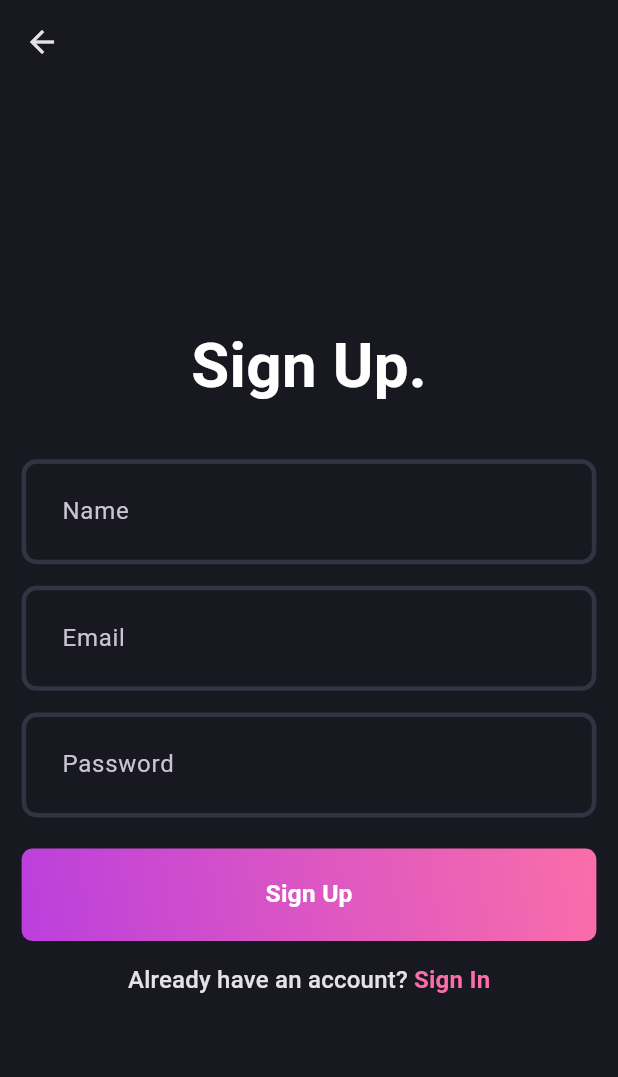
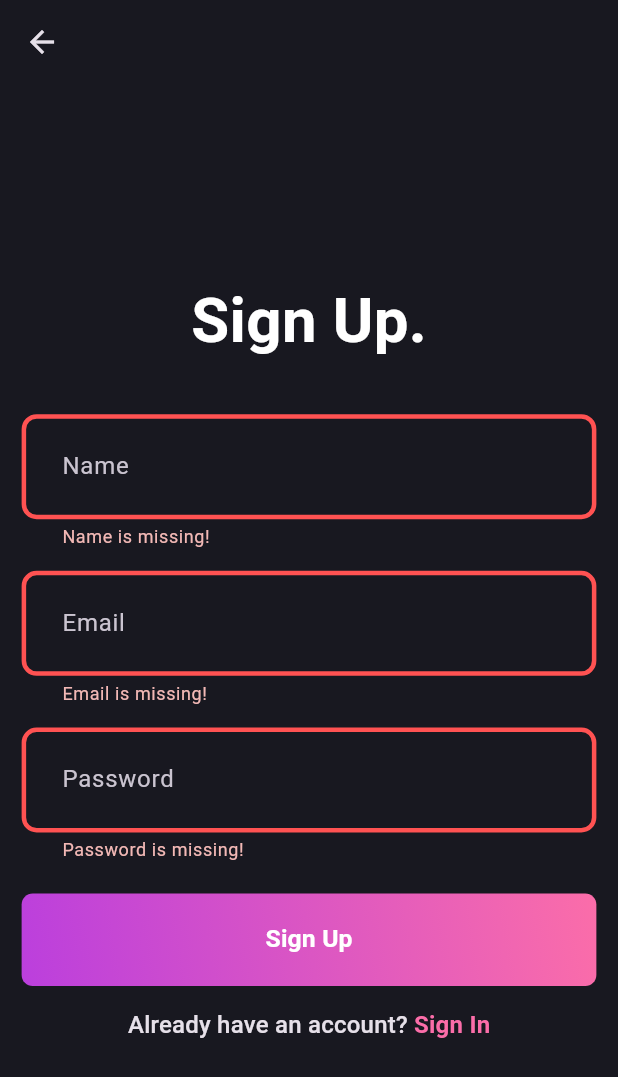
Before and after one commit to deepak20001/clean_architecture_blog_app, a Flutter app: the SignUpPage screen opened directly, after a tap on "Sign Up", on a phone screen of 412 x 824 dp. Shown: the top 1077 px of the screen. Run offline on Flutter 3.47's test engine with Material 3 defaults, Android fonts, the phone set to English and light mode, and no system bars; our stand-ins replace flutter_bloc, fpdart, supabase_flutter; accounts and stored records are empty.

Commit message:
auth-bloc added, connected bloc to ui, initialized auth-bloc in main.dart & followed the depend on interface not on implementation rule (Dependency Inversion Principle)

```diff
--- /dev/null
+++ b/devtools_options.yaml
@@ -0,0 +1,4 @@
+description: This file stores settings for Dart & Flutter DevTools.
+documentation: https://docs.flutter.dev/tools/devtools/extensions#configure-extension-enablement-states
+extensions:
+  - provider: true
--- a/lib/features/auth/data/datasources/auth_remote_data_source.dart
+++ b/lib/features/auth/data/datasources/auth_remote_data_source.dart
@@ -22,7 +22,7 @@ class AuthRemoteDataSourceImpl implements AuthRemoteDataSource {
   /// so it won't cause a dependency b/w AuthRemoteDataSourceImpl & supabase client
   /// so we can switch to any other database in future easily.
   final SupabaseClient supabaseClient;
-  const AuthRemoteDataSourceImpl({required this.supabaseClient});
+  const AuthRemoteDataSourceImpl(this.supabaseClient);
 
   @override
   Future<String> loginWithEmailPassword({
--- a/lib/features/auth/data/repositories/auth_repository_impl.dart
+++ b/lib/features/auth/data/repositories/auth_repository_impl.dart
@@ -7,7 +7,7 @@ import 'package:fpdart/fpdart.dart';
 class AuthRepositoryImpl implements AuthRepository {
   /// Dependency-injection
   final AuthRemoteDataSource remoteDataSource;
-  const AuthRepositoryImpl({required this.remoteDataSource});
+  const AuthRepositoryImpl(this.remoteDataSource);
 
   @override
   Future<Either<Failure, String>> loginWithEmailPassword({
--- a/lib/features/auth/domain/usecases/user_sign_up.dart
+++ b/lib/features/auth/domain/usecases/user_sign_up.dart
@@ -5,7 +5,7 @@ import 'package:fpdart/fpdart.dart';
 
 class UserSignUp implements UseCase<String, UserSignUpParams> {
   final AuthRepository authRepository;
-  UserSignUp({required this.authRepository});
+  UserSignUp(this.authRepository);
 
   @override
   Future<Either<Failure, String>> call(params) async {
--- /dev/null
+++ b/lib/features/auth/presentation/bloc/auth_bloc.dart
@@ -0,0 +1,29 @@
+import 'package:blog_app/features/auth/domain/usecases/user_sign_up.dart';
+import 'package:flutter/material.dart';
+import 'package:flutter_bloc/flutter_bloc.dart';
+part 'auth_event.dart';
+part 'auth_state.dart';
+
+class AuthBloc extends Bloc<AuthEvent, AuthState> {
+  final UserSignUp _userSignUp;
+
+  AuthBloc({
+    required UserSignUp userSignUp,
+  })  : _userSignUp = userSignUp,
+        super(AuthInitial()) {
+    on<AuthSignUp>((event, emit) async {
+      /// The call() method allows an instance of any class that defines it to emulate a function.
+      /// This method supports the same functionality as normal functions such as parameters and return types.
+      final res = await _userSignUp(
+        UserSignUpParams(
+          email: event.email,
+          password: event.password,
+          name: event.name,
+        ),
+      );
+
+      res.fold((failure) => emit(AuthFailure(failure.message)),
+          (uid) => emit(AuthSuccess(uid)));
+    });
+  }
+}
--- /dev/null
+++ b/lib/features/auth/presentation/bloc/auth_event.dart
@@ -0,0 +1,16 @@
+part of 'auth_bloc.dart';
+
+@immutable
+sealed class AuthEvent {}
+
+final class AuthSignUp extends AuthEvent {
+  final String name;
+  final String email;
+  final String password;
+
+  AuthSignUp({
+    required this.name,
+    required this.email,
+    required this.password,
+  });
+}
--- /dev/null
+++ b/lib/features/auth/presentation/bloc/auth_state.dart
@@ -0,0 +1,20 @@
+part of 'auth_bloc.dart';
+
+@immutable
+sealed class AuthState {
+  const AuthState();
+}
+
+final class AuthInitial extends AuthState {}
+
+final class AuthLoading extends AuthState {}
+
+final class AuthSuccess extends AuthState {
+  final String uid;
+  const AuthSuccess(this.uid);
+}
+
+final class AuthFailure extends AuthState {
+  final String message;
+  const AuthFailure(this.message);
+}
--- a/lib/features/auth/presentation/pages/login_page.dart
+++ b/lib/features/auth/presentation/pages/login_page.dart
@@ -8,7 +8,7 @@ import 'package:blog_app/features/auth/presentation/widgets/auth_gradient_button
 import 'package:flutter/material.dart';
 
 class LoginPage extends StatefulWidget {
- static route() => MaterialPageRoute(
+  static route() => MaterialPageRoute(
         builder: (context) => const LoginPage(),
       );
   const LoginPage({super.key});
@@ -58,8 +58,9 @@ class _LoginPageState extends State<LoginPage> {
                 isObscureText: true,
               ),
               verticalSpace(size.width * numD05),
-              const AuthGradientButton(
+              AuthGradientButton(
                 buttonText: Constants.signIn,
+                onPressed: () {},
               ),
               verticalSpace(size.width * numD035),
               GestureDetector(
--- a/lib/features/auth/presentation/pages/signup_page.dart
+++ b/lib/features/auth/presentation/pages/signup_page.dart
@@ -2,10 +2,12 @@ import 'package:blog_app/core/common/widgets/common_space.dart';
 import 'package:blog_app/core/common/widgets/common_text.dart';
 import 'package:blog_app/core/constants/constants.dart';
 import 'package:blog_app/core/theme/app_pallete.dart';
+import 'package:blog_app/features/auth/presentation/bloc/auth_bloc.dart';
 import 'package:blog_app/features/auth/presentation/pages/login_page.dart';
 import 'package:blog_app/features/auth/presentation/widgets/auth_field.dart';
 import 'package:blog_app/features/auth/presentation/widgets/auth_gradient_button.dart';
 import 'package:flutter/material.dart';
+import 'package:flutter_bloc/flutter_bloc.dart';
 
 class SignUpPage extends StatefulWidget {
   static route() => MaterialPageRoute(
@@ -67,8 +69,19 @@ class _SignUpPageState extends State<SignUpPage> {
                 isObscureText: true,
               ),
               verticalSpace(size.width * numD05),
-              const AuthGradientButton(
+              AuthGradientButton(
                 buttonText: Constants.signUp,
+                onPressed: () {
+                  if (_formKey.currentState!.validate()) {
+                    context.read<AuthBloc>().add(
+                          AuthSignUp(
+                            name: _nameController.text.trim(),
+                            email: _emailController.text.trim(),
+                            password: _passwordController.text.trim(),
+                          ),
+                        );
+                  }
+                },
               ),
               verticalSpace(size.width * numD035),
               GestureDetector(
--- a/lib/features/auth/presentation/widgets/auth_gradient_button.dart
+++ b/lib/features/auth/presentation/widgets/auth_gradient_button.dart
@@ -5,7 +5,12 @@ import 'package:flutter/material.dart';
 
 class AuthGradientButton extends StatelessWidget {
   final String buttonText;
-  const AuthGradientButton({super.key, required this.buttonText,});
+  final VoidCallback onPressed;
+  const AuthGradientButton({
+    super.key,
+    required this.buttonText,
+    required this.onPressed,
+  });
 
   @override
   Widget build(BuildContext context) {
@@ -24,7 +29,7 @@ class AuthGradientButton extends StatelessWidget {
         ),
       ),
       child: ElevatedButton(
-        onPressed: () {},
+        onPressed: onPressed,
         style: ElevatedButton.styleFrom(
           fixedSize: Size(size.width, size.width * numD15),
           backgroundColor: AppPallete.transparentColor,
--- a/pubspec.yaml
+++ b/pubspec.yaml
@@ -14,6 +14,7 @@ dependencies:
   cupertino_icons: ^1.0.6
   fpdart: ^1.1.0
   supabase_flutter: ^2.6.0
+  flutter_bloc: ^8.1.6
 
 dev_dependencies:
   flutter_test:
```
Also changed, not shown: lib/main.dart (+42 -2 lines), pubspec.lock.
